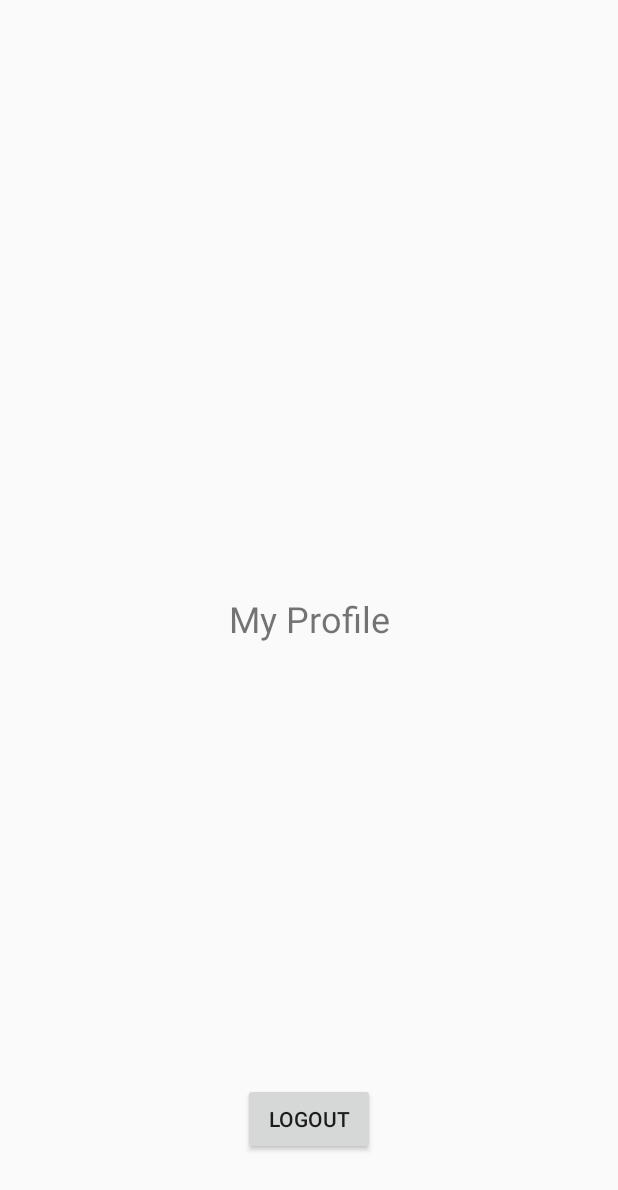
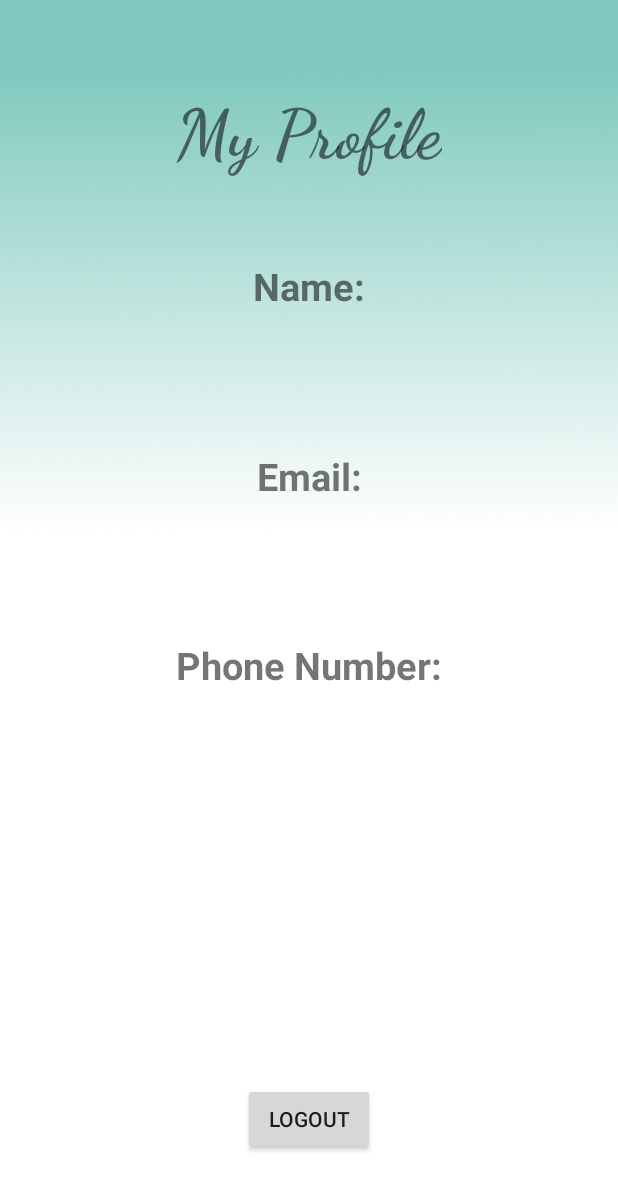
Before and after one commit to Connorshaus/AndroidGridLayout-master, an Android app: the ActivityOne screen opened directly, with no data from a screen before it, on a phone screen of 412 x 824 dp. Shown: the top 1190 px of the screen. Run offline under Robolectric (Android 15) with nearby library versions, the phone set to English and light mode, and no system bars; our stand-ins replace Firebase (no records; nobody signed in at launch, a user with empty details on screens opened directly).

Commit message:
Worked on "My Profile" / Logout method,
Added Image Slider to Motivation

```diff
--- a/app/src/main/java/edmt/dev/androidgridlayout/ActivityOne.java
+++ b/app/src/main/java/edmt/dev/androidgridlayout/ActivityOne.java
@@ -7,14 +7,36 @@ import android.view.View;
 import android.widget.TextView;
 
 import com.google.firebase.auth.FirebaseAuth;
+import com.google.firebase.auth.FirebaseUser;
+
 
 public class ActivityOne extends AppCompatActivity {
+
+    FirebaseAuth mAuth = FirebaseAuth.getInstance();
+    FirebaseUser user = mAuth.getCurrentUser();
+
+    String name = user.getDisplayName();
+    String email = user.getEmail();
+    String phone_number = user.getPhoneNumber();
+
+    TextView textView3, textView9, textView11;
+
+
 
     @Override
     protected void onCreate(Bundle savedInstanceState) {
         super.onCreate(savedInstanceState);
         setContentView(R.layout.activity_one);
+        textView3 = (TextView)findViewById(R.id.textView3);
+        textView3.setText(name);
+
+        textView9 = (TextView)findViewById(R.id.textView9);
+        textView9.setText(email);
+
+        textView11 = (TextView)findViewById(R.id.textView11);
+        textView11.setText(phone_number);
     }
+
 
     public void logout (View view){
         FirebaseAuth.getInstance().signOut();
--- /dev/null
+++ b/app/src/main/java/edmt/dev/androidgridlayout/ImageAdapter.java
@@ -0,0 +1,41 @@
+package edmt.dev.androidgridlayout;
+
+import android.content.Context;
+import android.support.v4.view.PagerAdapter;
+import android.view.View;
+import android.view.ViewGroup;
+import android.widget.ImageView;
+
+public class ImageAdapter extends PagerAdapter {
+
+    private Context mContext;
+    private int[] mImageIds = new int[]  {R.drawable.imga, R.drawable.imgb, R.drawable.imgc, R.drawable.imgd, R.drawable.imagee};
+
+    ImageAdapter(Context context) {
+        mContext = context;
+    }
+
+    @Override
+    public int getCount(){
+        return mImageIds.length;
+    }
+
+    @Override
+    public boolean isViewFromObject(View view, Object object){
+        return view == object;
+    }
+
+    @Override
+    public Object instantiateItem(ViewGroup container, int position) {
+        ImageView imageview = new ImageView(mContext);
+        imageview.setScaleType(ImageView.ScaleType.CENTER_CROP);
+        imageview.setImageResource(mImageIds[position]);
+        container.addView(imageview, 0);
+        return imageview;
+    }
+
+    @Override
+    public void destroyItem(ViewGroup container, int position, Object object) {
+        container.removeView((ImageView) object);
+    }
+}
--- a/app/src/main/java/edmt/dev/androidgridlayout/Motivation.java
+++ b/app/src/main/java/edmt/dev/androidgridlayout/Motivation.java
@@ -1,5 +1,6 @@
 package edmt.dev.androidgridlayout;
 
+import android.support.v4.view.ViewPager;
 import android.support.v7.app.AppCompatActivity;
 import android.os.Bundle;
 import android.view.View;
@@ -10,6 +11,10 @@ public class Motivation extends AppCompatActivity {
     protected void onCreate(Bundle savedInstanceState) {
         super.onCreate(savedInstanceState);
         setContentView(R.layout.activity_motivation);
+
+        ViewPager viewPager = findViewById(R.id.viewPager);
+        ImageAdapter adapter = new ImageAdapter(this);
+        viewPager.setAdapter(adapter);
     }
 
 }
--- a/app/src/main/res/layout/activity_motivation.xml
+++ b/app/src/main/res/layout/activity_motivation.xml
@@ -6,16 +6,9 @@
     android:layout_height="match_parent"
     tools:context=".Motivation">
 
-    <TextView
-        android:layout_width="wrap_content"
-        android:layout_height="wrap_content"
-        android:layout_centerInParent="true"
-        android:text="Motivation"
-        android:textSize="24sp"
-        app:layout_constraintBottom_toBottomOf="parent"
-        app:layout_constraintEnd_toEndOf="parent"
-        app:layout_constraintHorizontal_bias="0.5"
-        app:layout_constraintStart_toStartOf="parent"
-        app:layout_constraintTop_toTopOf="parent" />
+    <android.support.v4.view.ViewPager
+        android:id = "@+id/viewPager"
+        android:layout_height ="match_parent"
+        android:layout_width = "match_parent" />
 
 </android.support.constraint.ConstraintLayout>
--- a/app/src/main/res/layout/activity_one.xml
+++ b/app/src/main/res/layout/activity_one.xml
@@ -4,20 +4,8 @@
     xmlns:tools="http://schemas.android.com/tools"
     android:layout_width="match_parent"
     android:layout_height="match_parent"
+    android:background="@drawable/bg"
     tools:context=".Motivation">
-
-    <TextView
-        android:id="@+id/textView3"
-        android:layout_width="wrap_content"
-        android:layout_height="wrap_content"
-        android:layout_centerInParent="true"
-        android:text="My Profile"
-        android:textSize="24sp"
-        app:layout_constraintBottom_toBottomOf="parent"
-        app:layout_constraintEnd_toEndOf="parent"
-        app:layout_constraintHorizontal_bias="0.5"
-        app:layout_constraintStart_toStartOf="parent"
-        app:layout_constraintTop_toTopOf="parent" />
 
     <Button
         android:id="@+id/logout"
@@ -31,4 +19,100 @@
         app:layout_constraintVertical_bias="0.93"
         android:onClick="logout"/>
 
+    <TextView
+        android:id="@+id/textView6"
+        android:layout_width="wrap_content"
+        android:layout_height="wrap_content"
+        android:fontFamily="cursive"
+        android:text="My Profile"
+        android:textSize="45sp"
+        android:textStyle="bold"
+        app:layout_constraintBottom_toBottomOf="parent"
+        app:layout_constraintEnd_toEndOf="parent"
+        app:layout_constraintStart_toStartOf="parent"
+        app:layout_constraintTop_toTopOf="parent"
+        app:layout_constraintVertical_bias="0.07999998" />
+
+    <TextView
+        android:id="@+id/textView7"
+        android:layout_width="wrap_content"
+        android:layout_height="wrap_content"
+        android:text="Name:"
+        android:textSize="25sp"
+        android:textStyle="bold"
+        app:layout_constraintBottom_toBottomOf="parent"
+        app:layout_constraintEnd_toEndOf="parent"
+        app:layout_constraintStart_toStartOf="parent"
+        app:layout_constraintTop_toTopOf="parent"
+        app:layout_constraintVertical_bias="0.22000003" />
+
+    <TextView
+        android:id="@+id/textView3"
+        android:layout_width="wrap_content"
+        android:layout_height="wrap_content"
+        android:layout_centerInParent="true"
+        android:text=""
+        android:textSize="20sp"
+        app:layout_constraintBottom_toBottomOf="parent"
+        app:layout_constraintEnd_toEndOf="parent"
+        app:layout_constraintHorizontal_bias="0.5"
+        app:layout_constraintStart_toStartOf="parent"
+        app:layout_constraintTop_toTopOf="parent"
+        app:layout_constraintVertical_bias="0.30000003"/>
+
+    <TextView
+        android:id="@+id/textView8"
+        android:layout_width="wrap_content"
+        android:layout_height="wrap_content"
+        android:text="Email:"
+        android:textSize="25sp"
+        android:textStyle="bold"
+        app:layout_constraintBottom_toBottomOf="parent"
+        app:layout_constraintEnd_toEndOf="parent"
+        app:layout_constraintStart_toStartOf="parent"
+        app:layout_constraintTop_toTopOf="parent"
+        app:layout_constraintVertical_bias="0.38000003" />
+
+    <TextView
+        android:id="@+id/textView9"
+        android:layout_width="wrap_content"
+        android:layout_height="wrap_content"
+        android:layout_centerInParent="true"
+        android:text=""
+        android:textSize="20sp"
+        app:layout_constraintBottom_toBottomOf="parent"
+        app:layout_constraintEnd_toEndOf="parent"
+        app:layout_constraintHorizontal_bias="0.5"
+        app:layout_constraintStart_toStartOf="parent"
+        app:layout_constraintTop_toTopOf="parent"
+        app:layout_constraintVertical_bias="0.46000003"/>
+
+    <TextView
+        android:id="@+id/textView10"
+        android:layout_width="wrap_content"
+        android:layout_height="wrap_content"
+        android:text="Phone Number:"
+        android:textSize="25sp"
+        android:textStyle="bold"
+        app:layout_constraintBottom_toBottomOf="parent"
+        app:layout_constraintEnd_toEndOf="parent"
+        app:layout_constraintStart_toStartOf="parent"
+        app:layout_constraintTop_toTopOf="parent"
+        app:layout_constraintVertical_bias="0.54000003" />
+
+    <TextView
+        android:id="@+id/textView11"
+        android:layout_width="wrap_content"
+        android:layout_height="wrap_content"
+        android:layout_centerInParent="true"
+        android:text=""
+        android:textSize="20sp"
+        app:layout_constraintBottom_toBottomOf="parent"
+        app:layout_constraintEnd_toEndOf="parent"
+        app:layout_constraintHorizontal_bias="0.5"
+        app:layout_constraintStart_toStartOf="parent"
+        app:layout_constraintTop_toTopOf="parent"
+        app:layout_constraintVertical_bias="0.64000003"/>
+
+
 </android.support.constraint.ConstraintLayout>
```
Also changed, not shown: app/src/main/res/drawable/imagee.jpg (added), app/src/main/res/drawable/imga.jpg (added), app/src/main/res/drawable/imgb.jpg (added), app/src/main/res/drawable/imgc.png (added), app/src/main/res/drawable/imgd.jpg (added).
